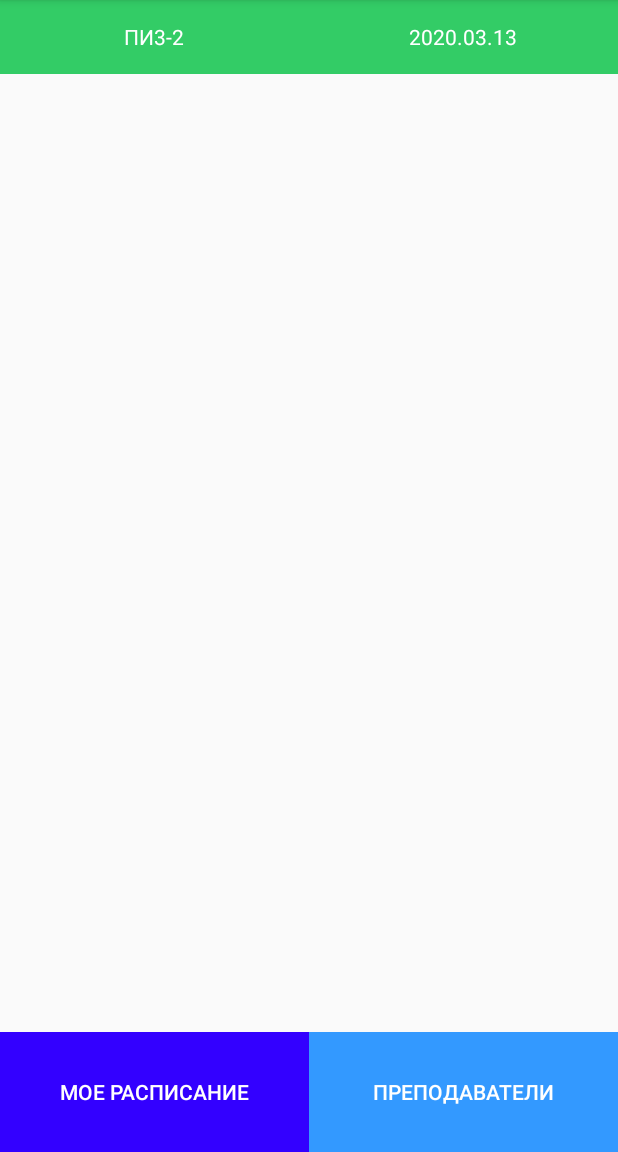
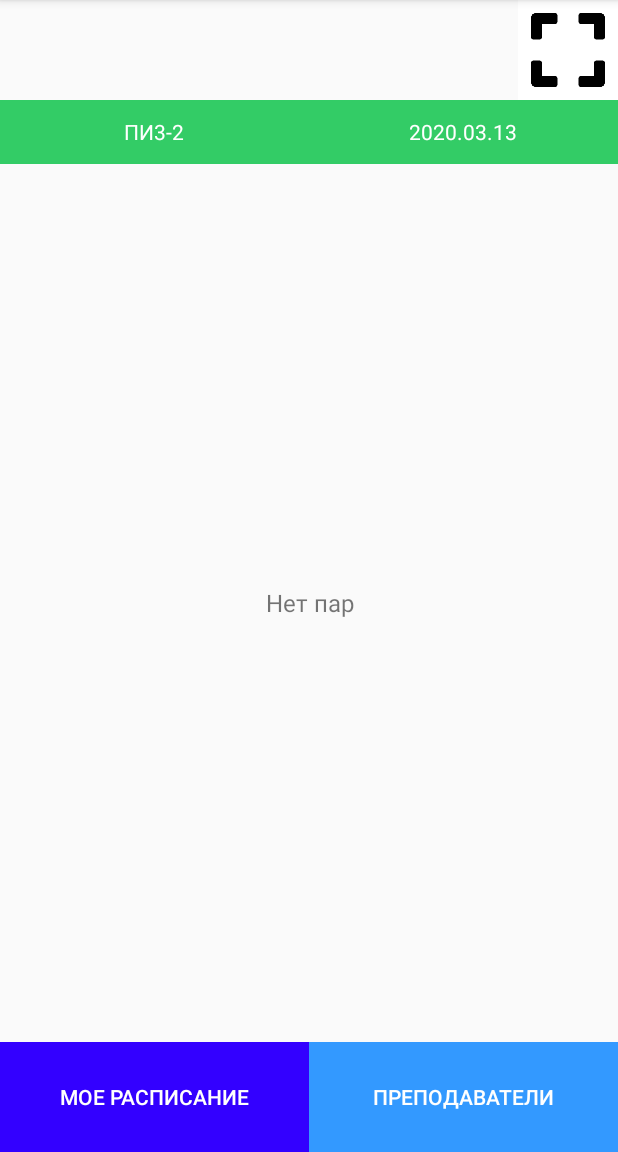
Before and after one commit to ianomokonov/Schedule, an Android app: the SchedulerPageActivity screen opened directly, with no data from a screen before it, on a phone screen of 412 x 824 dp, the part 84-1236 px from its top. Run offline under Robolectric (Android 15) with nearby library versions, the phone set to English and light mode, and no system bars.

Commit message:
Исправил баги + добавил кнопку для включения поза за неделю

```diff
--- a/app/src/main/java/com/example/schedule/SchedulerPageActivity.java
+++ b/app/src/main/java/com/example/schedule/SchedulerPageActivity.java
@@ -5,6 +5,7 @@ import android.content.Intent;
 import android.os.Bundle;
 import android.view.View;
 import android.widget.DatePicker;
+import android.widget.ImageButton;
 import android.widget.ListView;
 import android.widget.TextView;
 
@@ -22,6 +23,7 @@ import java.text.DateFormat;
 import java.text.SimpleDateFormat;
 import java.util.Date;
 import java.util.Locale;
+import java.util.concurrent.ExecutionException;
 
 public class SchedulerPageActivity extends AppCompatActivity {
     TextView currentDateTimeView;
@@ -33,6 +35,9 @@ public class SchedulerPageActivity extends AppCompatActivity {
     ArrayList<Subject> subjects;
     GetSubjectsRequest request;
     SubjectAdapter subjectAdapter;
+    ListView subjectsView;
+    TextView noDataView;
+    Boolean expanded = false;
 
 
     @Override
@@ -40,11 +45,17 @@ public class SchedulerPageActivity extends AppCompatActivity {
         super.onCreate(savedInstanceState);
         setContentView(R.layout.activity_scheduler_page);
         groupView = (TextView) findViewById(R.id.groups);
+        noDataView = (TextView) findViewById(R.id.subject_no_data);
+        subjectsView = (ListView) findViewById(R.id.classesList);
         currentDateTimeView=(TextView)findViewById(R.id.selectedDate);
         Bundle arguments = getIntent().getExtras();
 
         initSubjectsList();
         setInitialDateTime();
+
+        if(arguments != null && arguments.containsKey("saveData")){
+            setDateViewText(arguments.get("saveData").toString());
+        }
 
         if(arguments != null && arguments.containsKey("group")){
             SearchListItem group = gson.fromJson(arguments.get("group").toString(), SearchListItem.class);
@@ -56,23 +67,26 @@ public class SchedulerPageActivity extends AppCompatActivity {
         }
         refreshList();
         groupView.setText(currentGroup.label);
-
-
-
-
-
-
-
-
     }
 
     // отображаем диалоговое окно для выбора даты
     public void setDate(View v) {
         new DatePickerDialog(this, d,
                 dateAndTime.get(Calendar.YEAR),
-                dateAndTime.get(Calendar.MONTH),
+                dateAndTime.get(Calendar.MONTH)-1,
                 dateAndTime.get(Calendar.DAY_OF_MONTH))
                 .show();
+    }
+
+    public  void onExpandClick(View v){
+        ImageButton button = (ImageButton) findViewById(R.id.subject_expand);
+        if(expanded){
+            button.setImageResource(R.drawable.expand_solid);
+        } else {
+            button.setImageResource(R.drawable.compress_solid);
+        }
+        expanded = !expanded;
+
     }
 
     // установка начальных даты и времени
@@ -81,14 +95,18 @@ public class SchedulerPageActivity extends AppCompatActivity {
         Date currentDate = new Date(dateAndTime.getTimeInMillis());
         // Форматирование времени как "день.месяц.год"
         DateFormat dateFormat = new SimpleDateFormat("yyyy.MM.dd", Locale.getDefault());
-        this.currentDate = dateFormat.format(currentDate);
-        currentDateTimeView.setText(this.currentDate);
+        this.setDateViewText(dateFormat.format(currentDate));
+    }
+
+    private void setDateViewText(String dateString){
+        currentDate = dateString;
+        dateAndTime.set(Integer.parseInt(dateString.substring(0,4)),Integer.parseInt(dateString.substring(5,7)),Integer.parseInt(dateString.substring(8,10)));
+        currentDateTimeView.setText(currentDate);
     }
 
     private void initSubjectsList(){
         subjects = new ArrayList<Subject>();
         subjectAdapter = new SubjectAdapter(this, R.layout.subject_list_item, subjects);
-        ListView subjectsView = (ListView) findViewById(R.id.classesList);
         subjectsView.setAdapter(subjectAdapter);
 
 
@@ -98,23 +116,36 @@ public class SchedulerPageActivity extends AppCompatActivity {
         if(currentGroup != null && currentDate != null){
             request = new GetSubjectsRequest(subjectAdapter, this, subjects);
             request.execute(currentGroup.id, currentDate);
+            try {
+                ArrayList<Subject> subjects = request.get();
+                if(subjects.size() > 0){
+                    subjectsView.setVisibility(View.VISIBLE);
+                    noDataView.setVisibility(View.GONE);
+                } else {
+                    subjectsView.setVisibility(View.GONE);
+                    noDataView.setVisibility(View.VISIBLE);
+                }
+
+            } catch (InterruptedException e) {
+                e.printStackTrace();
+            } catch (ExecutionException e) {
+                e.printStackTrace();
+            }
         }
     }
 
     public void onGroupClick(View v) {
         Intent intent = new Intent(this, SearchActivity.class );
         intent.putExtra("type", GroupLecturer.GROUP);
+        intent.putExtra("saveData", currentDate);
         startActivity(intent);
     }
 
     // установка обработчика выбора даты
     DatePickerDialog.OnDateSetListener d=new DatePickerDialog.OnDateSetListener() {
         public void onDateSet(DatePicker view, int year, int monthOfYear, int dayOfMonth) {
-            dateAndTime.set(Calendar.YEAR, year);
-            dateAndTime.set(Calendar.MONTH, monthOfYear);
-            dateAndTime.set(Calendar.DAY_OF_MONTH, dayOfMonth);
+            dateAndTime.set(year, monthOfYear, dayOfMonth);
             setInitialDateTime();
-            String d = currentDate;
             refreshList();
         }
     };
--- a/app/src/main/res/layout/activity_scheduler_page.xml
+++ b/app/src/main/res/layout/activity_scheduler_page.xml
@@ -9,6 +9,23 @@
         android:layout_height="match_parent"
         android:orientation="vertical"
         app:layout_constraintTop_toTopOf="parent">
+        <LinearLayout
+            android:layout_width="match_parent"
+            android:layout_height="wrap_content"
+            android:orientation="horizontal"
+            android:gravity="right"
+            >
+            <ImageButton
+                android:id="@+id/subject_expand"
+                android:layout_width="100px"
+                android:layout_height="100px"
+                android:padding="5dp"
+                android:src="@drawable/expand_solid"
+                android:scaleType="fitXY"
+                android:background="#ffffff"
+                android:onClick="onExpandClick"/>
+
+        </LinearLayout>
         <LinearLayout
             android:id="@+id/filters"
             android:layout_width="match_parent"
@@ -46,6 +63,15 @@
             android:layout_height="400dp"
             android:layout_weight="0.8">
         </ListView>
+        <TextView
+            android:id="@+id/subject_no_data"
+            android:layout_width="match_parent"
+            android:layout_height="400dp"
+            android:textSize="16sp"
+            android:layout_weight="0.8"
+            android:gravity="center"
+            android:text="Нет пар"/>
+
         <LinearLayout
             android:layout_width="match_parent"
             android:layout_height="50dp"
```
Also changed, not shown: app/src/main/java/com/example/schedule/SearchActivity.java (+20 -14 lines), app/src/main/res/drawable/compress_solid.png (added), app/src/main/res/drawable/expand_solid.png (added).
